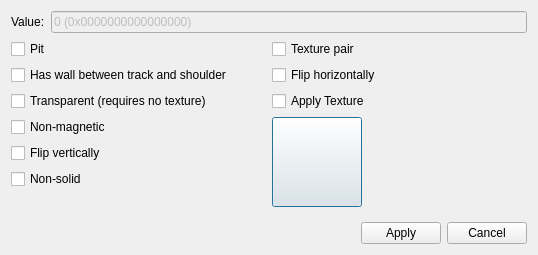
Zizin13/Roller, file TrackEditor/EditSurfaceDialog.ui: the form before one commit.
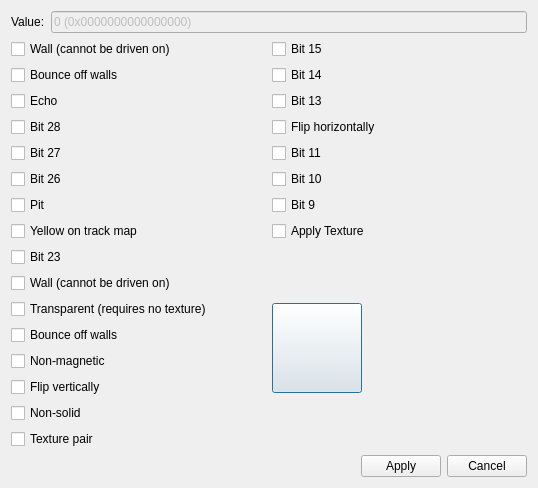
The form after the commit.

Commit message: updating surface bits

Diff of the .ui file:
```diff
--- a/TrackEditor/EditSurfaceDialog.ui
+++ b/TrackEditor/EditSurfaceDialog.ui
@@ -7,7 +7,7 @@
     <x>0</x>
     <y>0</y>
     <width>538</width>
-    <height>255</height>
+    <height>468</height>
    </rect>
   </property>
   <property name="windowTitle">
@@ -40,28 +40,204 @@
    </item>
    <item>
     <layout class="QGridLayout" name="gridLayout">
-     <item row="5" column="0">
-      <widget class="QCheckBox" name="ckcNonSolid">
-       <property name="text">
-        <string>Non-solid</string>
-       </property>
-      </widget>
-     </item>
-     <item row="3" column="0">
-      <widget class="QCheckBox" name="ckNonMagnetic">
-       <property name="text">
-        <string>Non-magnetic</string>
-       </property>
-      </widget>
-     </item>
      <item row="0" column="0">
-      <widget class="QCheckBox" name="ckPit">
+      <widget class="QCheckBox" name="ck31Wall">
+       <property name="text">
+        <string>Wall (cannot be driven on)</string>
+       </property>
+      </widget>
+     </item>
+     <item row="13" column="0">
+      <widget class="QCheckBox" name="ck19NonMagnetic">
+       <property name="text">
+        <string>Non-magnetic</string>
+       </property>
+      </widget>
+     </item>
+     <item row="6" column="1">
+      <widget class="QCheckBox" name="ck10">
+       <property name="text">
+        <string>Bit 10</string>
+       </property>
+      </widget>
+     </item>
+     <item row="8" column="1">
+      <widget class="QCheckBox" name="ck8ApplyTexture">
+       <property name="text">
+        <string>Apply Texture</string>
+       </property>
+      </widget>
+     </item>
+     <item row="8" column="0">
+      <widget class="QCheckBox" name="ck24Yellow">
+       <property name="text">
+        <string>Yellow on track map</string>
+       </property>
+      </widget>
+     </item>
+     <item row="1" column="1">
+      <widget class="QCheckBox" name="ck14">
+       <property name="text">
+        <string>Bit 14</string>
+       </property>
+      </widget>
+     </item>
+     <item row="3" column="0">
+      <widget class="QCheckBox" name="ck29Echo">
+       <property name="text">
+        <string>Echo</string>
+       </property>
+      </widget>
+     </item>
+     <item row="0" column="1">
+      <widget class="QCheckBox" name="ck15">
+       <property name="text">
+        <string>Bit 15</string>
+       </property>
+      </widget>
+     </item>
+     <item row="16" column="0">
+      <widget class="QCheckBox" name="ck16TexturePair">
+       <property name="text">
+        <string>Texture pair</string>
+       </property>
+      </widget>
+     </item>
+     <item row="6" column="0">
+      <widget class="QCheckBox" name="ck26">
+       <property name="text">
+        <string>Bit 26</string>
+       </property>
+      </widget>
+     </item>
+     <item row="14" column="0">
+      <widget class="QCheckBox" name="ck18FlipVertically">
+       <property name="text">
+        <string>Flip vertically</string>
+       </property>
+      </widget>
+     </item>
+     <item row="4" column="0">
+      <widget class="QCheckBox" name="ck28">
+       <property name="text">
+        <string>Bit 28</string>
+       </property>
+      </widget>
+     </item>
+     <item row="7" column="1">
+      <widget class="QCheckBox" name="ck9">
+       <property name="text">
+        <string>Bit 9</string>
+       </property>
+      </widget>
+     </item>
+     <item row="12" column="0">
+      <widget class="QCheckBox" name="ck20Bounce">
+       <property name="text">
+        <string>Bounce off walls</string>
+       </property>
+      </widget>
+     </item>
+     <item row="11" column="0">
+      <widget class="QCheckBox" name="ck21Transparent">
+       <property name="text">
+        <string>Transparent (requires no texture)</string>
+       </property>
+      </widget>
+     </item>
+     <item row="4" column="1">
+      <widget class="QCheckBox" name="ck12FlipHorizontally">
+       <property name="text">
+        <string>Flip horizontally</string>
+       </property>
+      </widget>
+     </item>
+     <item row="1" column="0">
+      <widget class="QCheckBox" name="ck30Bounce">
+       <property name="text">
+        <string>Bounce off walls</string>
+       </property>
+      </widget>
+     </item>
+     <item row="17" column="0">
+      <spacer name="verticalSpacer">
+       <property name="orientation">
+        <enum>Qt::Vertical</enum>
+       </property>
+       <property name="sizeType">
+        <enum>QSizePolicy::Minimum</enum>
+       </property>
+       <property name="sizeHint" stdset="0">
+        <size>
+         <width>0</width>
+         <height>0</height>
+        </size>
+       </property>
+      </spacer>
+     </item>
+     <item row="10" column="0">
+      <widget class="QCheckBox" name="ck22Wall">
+       <property name="text">
+        <string>Wall (cannot be driven on)</string>
+       </property>
+      </widget>
+     </item>
+     <item row="5" column="1">
+      <widget class="QCheckBox" name="ck11">
+       <property name="text">
+        <string>Bit 11</string>
+       </property>
+      </widget>
+     </item>
+     <item row="5" column="0">
+      <widget class="QCheckBox" name="ck27">
+       <property name="text">
+        <string>Bit 27</string>
+       </property>
+      </widget>
+     </item>
+     <item row="7" column="0">
+      <widget class="QCheckBox" name="ck25Pit">
        <property name="text">
         <string>Pit</string>
        </property>
       </widget>
      </item>
-     <item row="3" column="1" rowspan="5">
+     <item row="19" column="1">
+      <spacer name="verticalSpacer_2">
+       <property name="orientation">
+        <enum>Qt::Vertical</enum>
+       </property>
+       <property name="sizeHint" stdset="0">
+        <size>
+         <width>20</width>
+         <height>40</height>
+        </size>
+       </property>
+      </spacer>
+     </item>
+     <item row="15" column="0">
+      <widget class="QCheckBox" name="ck17NonSolid">
+       <property name="text">
+        <string>Non-solid</string>
+       </property>
+      </widget>
+     </item>
+     <item row="9" column="0">
+      <widget class="QCheckBox" name="ck23">
+       <property name="text">
+        <string>Bit 23</string>
+       </property>
+      </widget>
+     </item>
+     <item row="3" column="1">
+      <widget class="QCheckBox" name="ck13">
+       <property name="text">
+        <string>Bit 13</string>
+       </property>
+      </widget>
+     </item>
+     <item row="9" column="1" rowspan="8">
       <layout class="QHBoxLayout" name="horizontalLayout_2">
        <item>
         <widget class="QPushButton" name="pbTexture1">
@@ -100,77 +276,6 @@
        </item>
       </layout>
      </item>
-     <item row="2" column="1">
-      <widget class="QCheckBox" name="ckApplyTexture">
-       <property name="text">
-        <string>Apply Texture</string>
-       </property>
-      </widget>
-     </item>
-     <item row="4" column="0">
-      <widget class="QCheckBox" name="ckFlipVertically">
-       <property name="text">
-        <string>Flip vertically</string>
-       </property>
-      </widget>
-     </item>
-     <item row="1" column="1">
-      <widget class="QCheckBox" name="ckFlipHorizontally">
-       <property name="text">
-        <string>Flip horizontally</string>
-       </property>
-      </widget>
-     </item>
-     <item row="0" column="1">
-      <widget class="QCheckBox" name="ckTexturePair">
-       <property name="text">
-        <string>Texture pair</string>
-       </property>
-      </widget>
-     </item>
-     <item row="1" column="0">
-      <widget class="QCheckBox" name="ckWall">
-       <property name="text">
-        <string>Has wall between track and shoulder</string>
-       </property>
-      </widget>
-     </item>
-     <item row="2" column="0">
-      <widget class="QCheckBox" name="ckTransparent">
-       <property name="text">
-        <string>Transparent (requires no texture)</string>
-       </property>
-      </widget>
-     </item>
-     <item row="8" column="1">
-      <spacer name="verticalSpacer_2">
-       <property name="orientation">
-        <enum>Qt::Vertical</enum>
-       </property>
-       <property name="sizeHint" stdset="0">
-        <size>
-         <width>20</width>
-         <height>40</height>
-        </size>
-       </property>
-      </spacer>
-     </item>
-     <item row="6" column="0">
-      <spacer name="verticalSpacer">
-       <property name="orientation">
-        <enum>Qt::Vertical</enum>
-       </property>
-       <property name="sizeType">
-        <enum>QSizePolicy::Minimum</enum>
-       </property>
-       <property name="sizeHint" stdset="0">
-        <size>
-         <width>0</width>
-         <height>0</height>
-        </size>
-       </property>
-      </spacer>
-     </item>
     </layout>
    </item>
    <item>
```
The commit also changes 2 other files.
